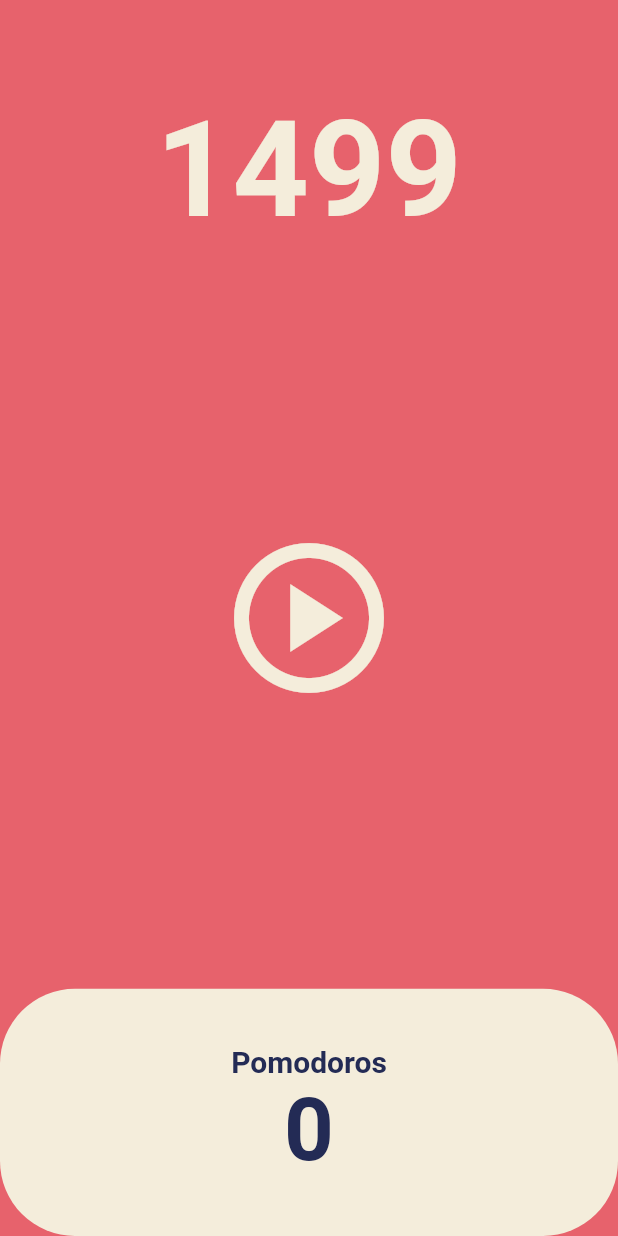
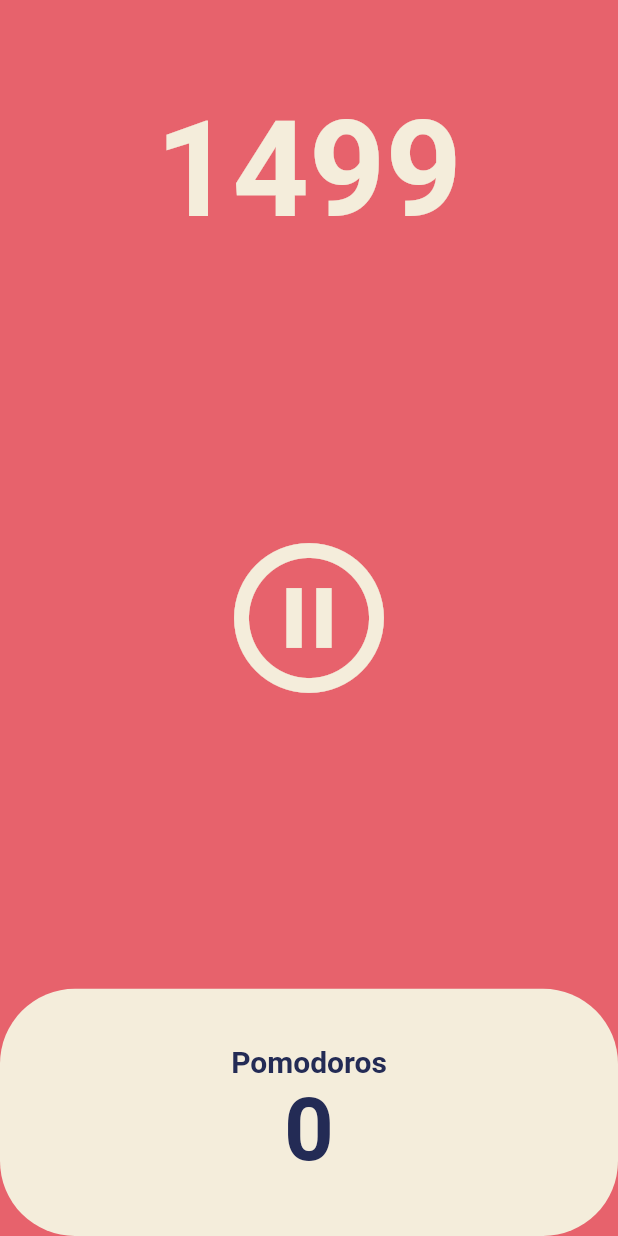
Before and after one commit to Sunjii/pomodoro, a Flutter app: the screen it shows after launch, after a tap on the "play circle" icon, on a phone screen of 412 x 824 dp. Run offline on Flutter 3.47's test engine with Material 2 defaults, Android fonts, the phone set to English and light mode, and no system bars.

Commit message:
Counter and Puase

```diff
--- a/lib/screen/home_screen.dart
+++ b/lib/screen/home_screen.dart
@@ -11,6 +11,7 @@ class HomeScreen extends StatefulWidget {
 
 class _HomeScreenState extends State<HomeScreen> {
   int totalSeconds = 1500;
+  bool isRunning = false;
   late Timer timer;
 
   void onTick(Timer timer) {
@@ -24,6 +25,16 @@ class _HomeScreenState extends State<HomeScreen> {
       const Duration(seconds: 1),
       onTick,
     );
+    setState(() {
+      isRunning = true;
+    });
+  }
+
+  void onPausePressed() {
+    timer.cancel();
+    setState(() {
+      isRunning = false;
+    });
   }
 
   @override
@@ -52,10 +63,10 @@ class _HomeScreenState extends State<HomeScreen> {
               child: IconButton(
                 iconSize: 120,
                 color: Theme.of(context).cardColor,
-                icon: const Icon(
-                  Icons.play_circle_outlined,
-                ),
-                onPressed: onStartPressed,
+                icon: Icon(isRunning
+                    ? Icons.pause_circle_outline
+                    : Icons.play_circle_outlined),
+                onPressed: isRunning ? onPausePressed : onStartPressed,
               ),
             ),
           ),
```
